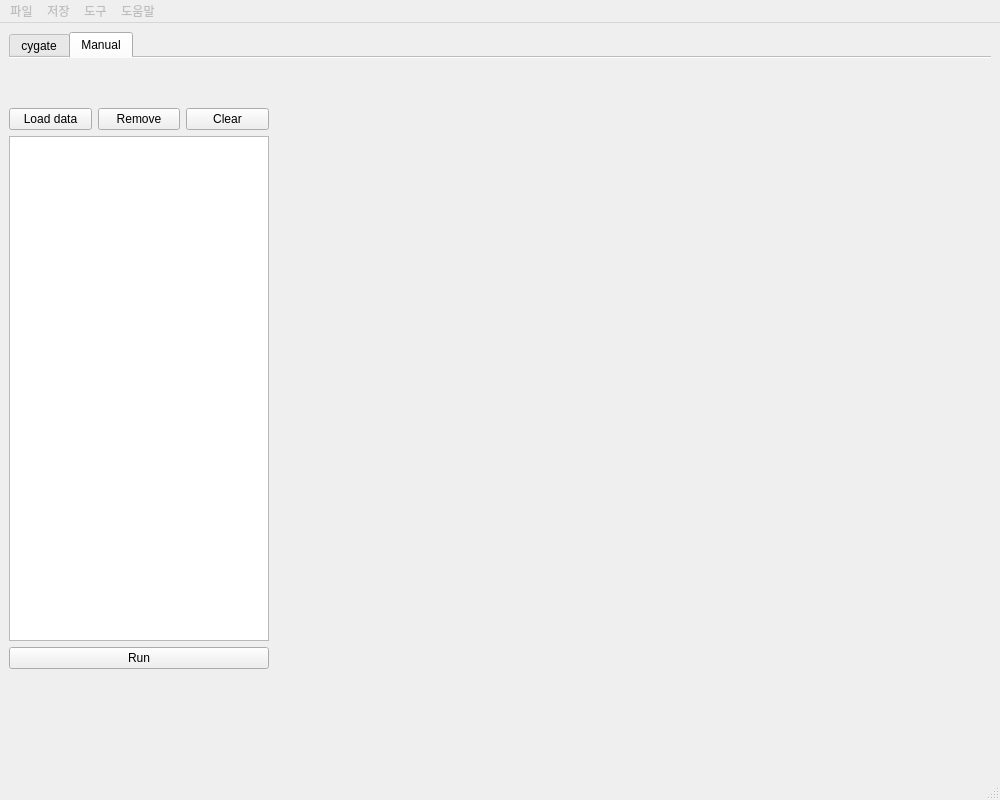
Old version of the form cygate.ui in the repository wimmings/cygate-gui-project.
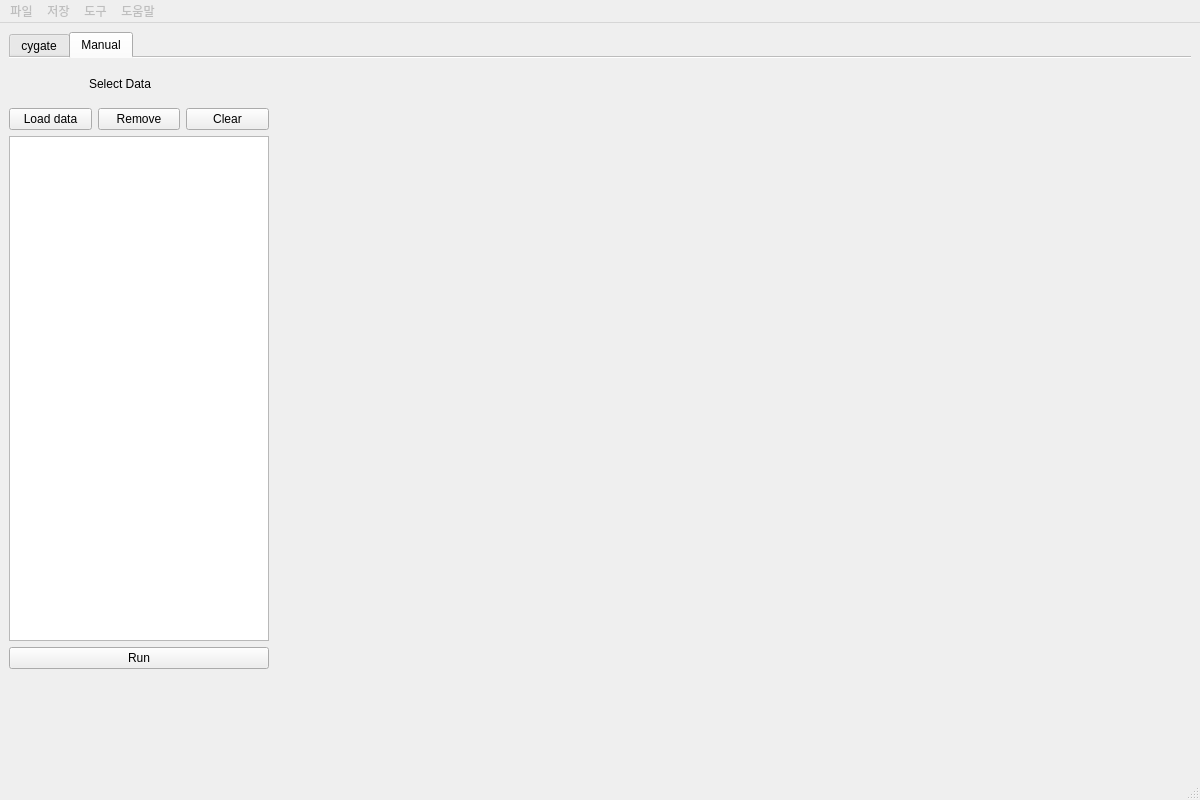
New version of the form.

Patch:
```diff
--- a/cygate.ui
+++ b/cygate.ui
@@ -6,7 +6,7 @@
    <rect>
     <x>0</x>
     <y>0</y>
-    <width>1000</width>
+    <width>1200</width>
     <height>800</height>
    </rect>
   </property>
@@ -177,7 +177,7 @@
          <rect>
           <x>280</x>
           <y>10</y>
-          <width>671</width>
+          <width>891</width>
           <height>671</height>
          </rect>
         </property>
@@ -200,6 +200,19 @@
          <bool>false</bool>
         </property>
        </widget>
+       <widget class="QLabel" name="label_4">
+        <property name="geometry">
+         <rect>
+          <x>80</x>
+          <y>10</y>
+          <width>71</width>
+          <height>31</height>
+         </rect>
+        </property>
+        <property name="text">
+         <string>Select Data</string>
+        </property>
+       </widget>
       </widget>
      </widget>
     </item>
@@ -218,7 +231,7 @@
     <rect>
      <x>0</x>
      <y>0</y>
-     <width>1000</width>
+     <width>1200</width>
      <height>37</height>
     </rect>
    </property>
```
Left out of the diff: 6 changed lines with no effect on the pictures.
